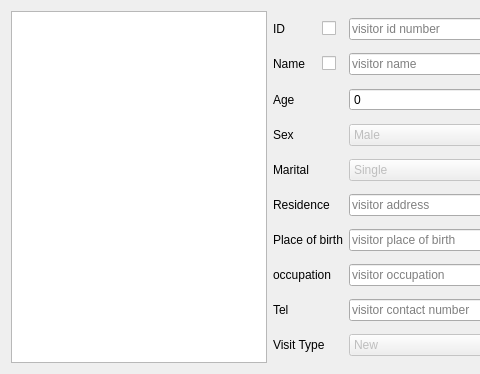
Old version of the form qtemr/remoteassist.ui in the repository dr3mro/SmartClinic; both pictures show x 0 to 480 and y 0 to 374 of the 735 by 374 pixel window.
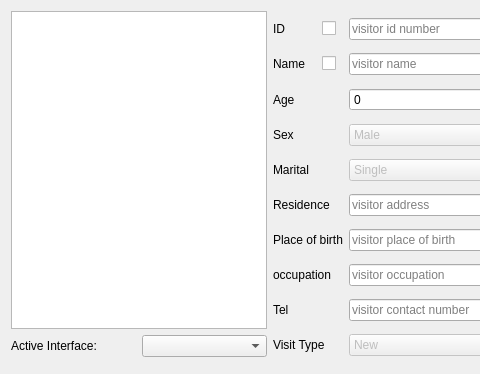
New version of the form. Icons and pictures are not drawn.

Patch:
```diff
--- a/qtemr/remoteassist.ui
+++ b/qtemr/remoteassist.ui
@@ -14,35 +14,20 @@
    <string>Remote Assistant</string>
   </property>
   <layout class="QGridLayout" name="gridLayout_2">
-   <item row="0" column="0">
-    <widget class="QTableView" name="visitorsTableView">
-     <property name="sizePolicy">
-      <sizepolicy hsizetype="Preferred" vsizetype="Expanding">
-       <horstretch>0</horstretch>
-       <verstretch>0</verstretch>
-      </sizepolicy>
-     </property>
-     <property name="alternatingRowColors">
-      <bool>true</bool>
-     </property>
-     <property name="selectionBehavior">
-      <enum>QAbstractItemView::SelectRows</enum>
-     </property>
-     <property name="textElideMode">
-      <enum>Qt::ElideLeft</enum>
-     </property>
-     <property name="sortingEnabled">
-      <bool>true</bool>
-     </property>
-     <attribute name="verticalHeaderDefaultSectionSize">
-      <number>20</number>
-     </attribute>
-    </widget>
-   </item>
-   <item row="1" column="0">
+   <item row="2" column="0">
     <layout class="QHBoxLayout" name="horizontalLayout"/>
    </item>
-   <item row="0" column="1" rowspan="2">
+   <item row="1" column="0">
+    <widget class="QLabel" name="label_11">
+     <property name="text">
+      <string>Active Interface:</string>
+     </property>
+     <property name="scaledContents">
+      <bool>true</bool>
+     </property>
+    </widget>
+   </item>
+   <item row="0" column="2" rowspan="3">
     <layout class="QGridLayout" name="gridLayout">
      <item row="5" column="0" colspan="3">
       <widget class="QLabel" name="label_4">
@@ -356,6 +341,34 @@
      </item>
     </layout>
    </item>
+   <item row="1" column="1">
+    <widget class="QComboBox" name="interfaces"/>
+   </item>
+   <item row="0" column="0" colspan="2">
+    <widget class="QTableView" name="visitorsTableView">
+     <property name="sizePolicy">
+      <sizepolicy hsizetype="Preferred" vsizetype="Expanding">
+       <horstretch>0</horstretch>
+       <verstretch>0</verstretch>
+      </sizepolicy>
+     </property>
+     <property name="alternatingRowColors">
+      <bool>true</bool>
+     </property>
+     <property name="selectionBehavior">
+      <enum>QAbstractItemView::SelectRows</enum>
+     </property>
+     <property name="textElideMode">
+      <enum>Qt::ElideLeft</enum>
+     </property>
+     <property name="sortingEnabled">
+      <bool>true</bool>
+     </property>
+     <attribute name="verticalHeaderDefaultSectionSize">
+      <number>20</number>
+     </attribute>
+    </widget>
+   </item>
   </layout>
  </widget>
  <resources>
```
